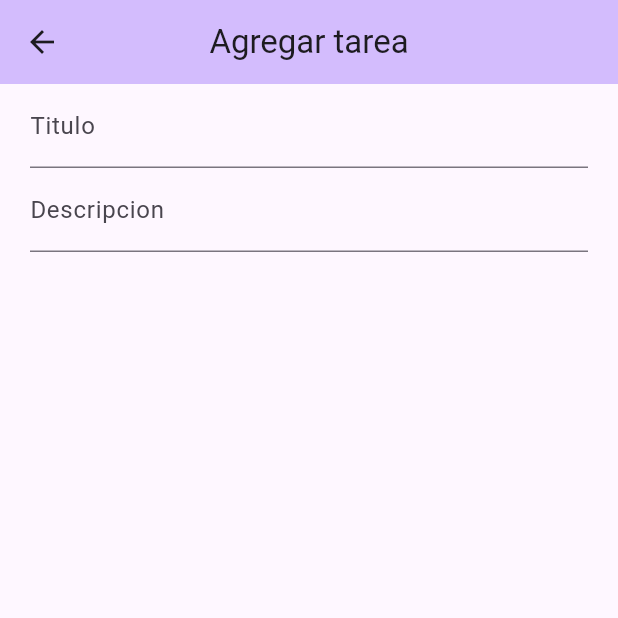
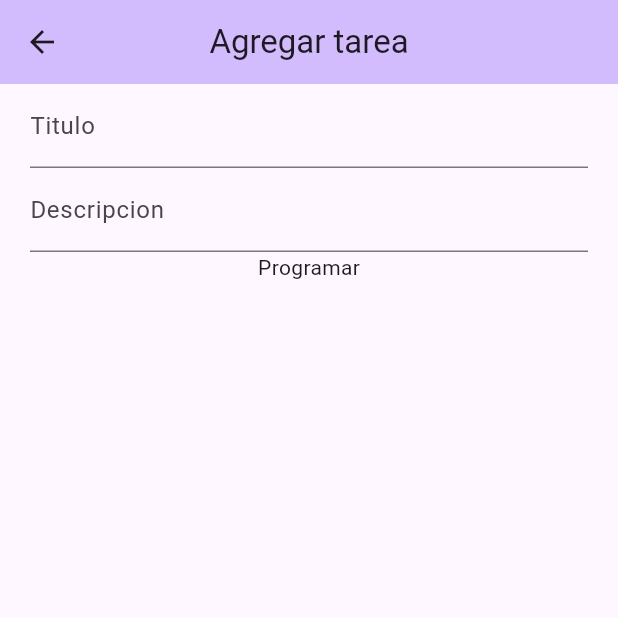
Before and after one commit to EmmanuelBazan/easy_to_do_app_JEBV, a Flutter app: the _Body screen opened directly, on a phone screen of 412 x 824 dp, the top half of it. Run offline on Flutter 3.47's test engine with Material 2 defaults, Android fonts, the light colour scheme and no system bars; our stand-ins replace sqflite; accounts and stored records are empty.

Commit message:
Text programar

```diff
--- a/lib/app/presentation/pages/addTask/pages/add_task_page.dart
+++ b/lib/app/presentation/pages/addTask/pages/add_task_page.dart
@@ -61,6 +61,7 @@ class _Body extends StatelessWidget {
                 ),
                 onChanged: (value) => controller.descriptionInput = value,
               ),
+              const Text('Programar')
             ],
           ),
         ),
--- a/lib/app/presentation/pages/home/pages/home_page.dart
+++ b/lib/app/presentation/pages/home/pages/home_page.dart
@@ -48,7 +48,7 @@ class _HomePageState extends State<HomePage> {
               },
               separatorBuilder: (_, __) => Container(),
               itemCount: homeController.taskList.length,
-            )
+            ),
           ],
         ),
       ),
```
Also changed, not shown: flutter_01.png (added).
